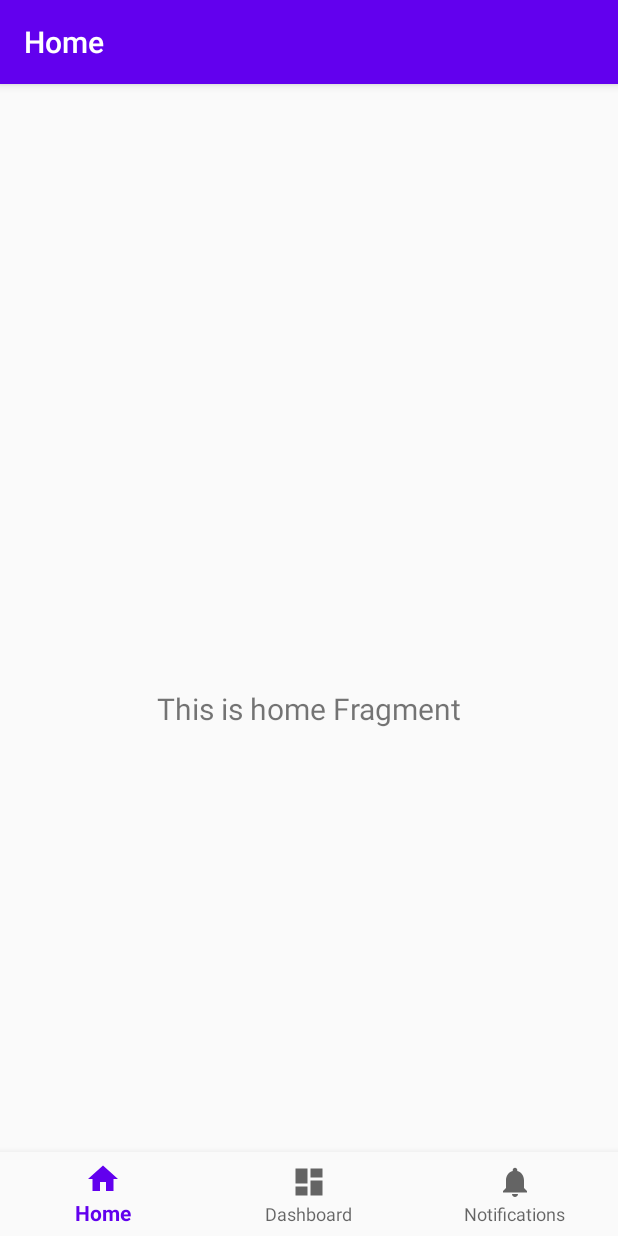
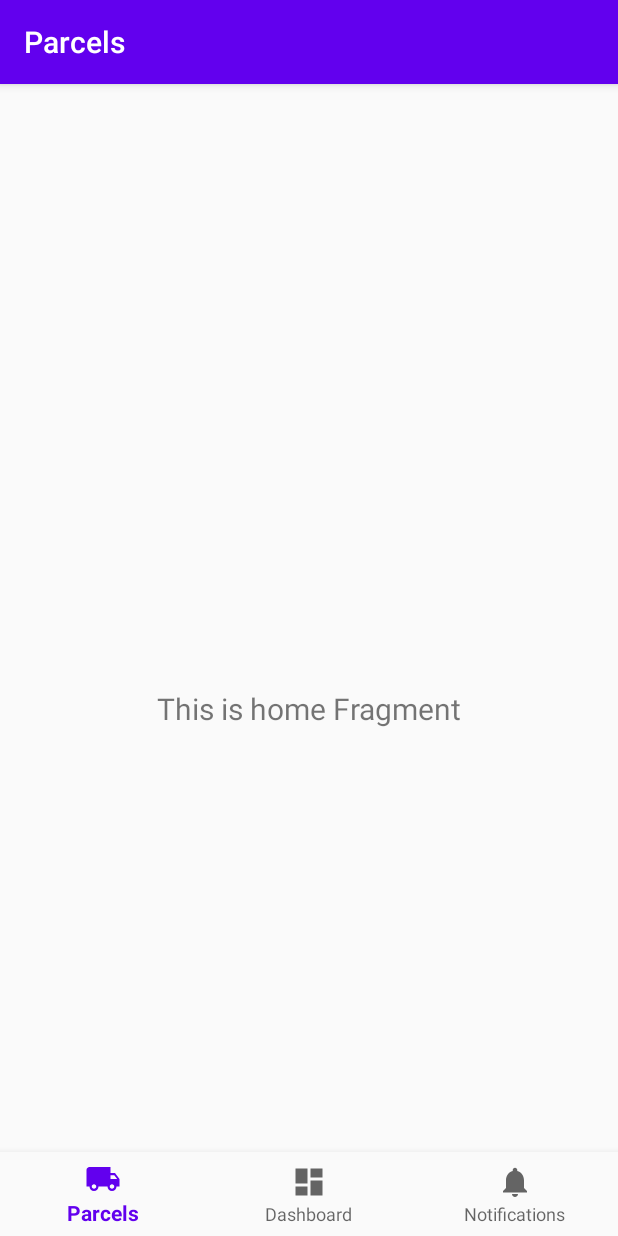
Before and after one commit to outlying/paczka, an Android app: the screen it shows after launch (MainActivity), on a phone screen of 412 x 824 dp. Run offline under Robolectric (Android 15) with nearby library versions, the phone set to English and light mode, and no system bars; our stand-ins replace navigation-ui.

Commit message:
Icons and translations

```diff
--- /dev/null
+++ b/app/src/main/res/drawable/ic_local_shipping_black_24dp.xml
@@ -0,0 +1,9 @@
+<vector xmlns:android="http://schemas.android.com/apk/res/android"
+        android:width="24dp"
+        android:height="24dp"
+        android:viewportWidth="24.0"
+        android:viewportHeight="24.0">
+    <path
+        android:fillColor="#FF000000"
+        android:pathData="M20,8h-3L17,4L3,4c-1.1,0 -2,0.9 -2,2v11h2c0,1.66 1.34,3 3,3s3,-1.34 3,-3h6c0,1.66 1.34,3 3,3s3,-1.34 3,-3h2v-5l-3,-4zM6,18.5c-0.83,0 -1.5,-0.67 -1.5,-1.5s0.67,-1.5 1.5,-1.5 1.5,0.67 1.5,1.5 -0.67,1.5 -1.5,1.5zM19.5,9.5l1.96,2.5L17,12L17,9.5h2.5zM18,18.5c-0.83,0 -1.5,-0.67 -1.5,-1.5s0.67,-1.5 1.5,-1.5 1.5,0.67 1.5,1.5 -0.67,1.5 -1.5,1.5z"/>
+</vector>
--- a/app/src/main/res/menu/bottom_nav_menu.xml
+++ b/app/src/main/res/menu/bottom_nav_menu.xml
@@ -3,8 +3,8 @@
 
     <item
             android:id="@+id/navigation_home"
-            android:icon="@drawable/ic_home_black_24dp"
-            android:title="@string/title_home" />
+            android:icon="@drawable/ic_local_shipping_black_24dp"
+            android:title="@string/title_parcels" />
 
     <item
             android:id="@+id/navigation_dashboard"
--- a/app/src/main/res/navigation/mobile_navigation.xml
+++ b/app/src/main/res/navigation/mobile_navigation.xml
@@ -8,7 +8,7 @@
     <fragment
             android:id="@+id/navigation_home"
             android:name="com.antyzero.paczka.app.ui.screen.home.HomeFragment"
-            android:label="@string/title_home"
+            android:label="@string/title_parcels"
             tools:layout="@layout/fragment_home" />
 
     <fragment
--- a/app/src/main/res/values/strings.xml
+++ b/app/src/main/res/values/strings.xml
@@ -1,6 +1,6 @@
 <resources>
     <string name="app_name">Paczka</string>
-    <string name="title_home">Home</string>
+
     <string name="title_dashboard">Dashboard</string>
     <string name="title_notifications">Notifications</string>
 </resources>
--- /dev/null
+++ b/app/src/main/res/values/translations.xml
@@ -0,0 +1,9 @@
+<?xml version="1.0" encoding="utf-8"?>
+<resources>
+
+    <string name="title_parcels">@string/parcels</string>
+
+    <string name="parcels">Parcels</string>
+
+
+</resources>
```
